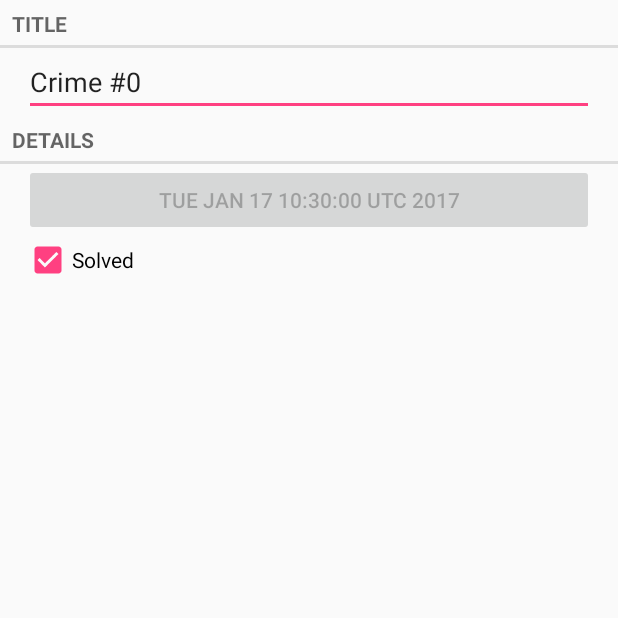
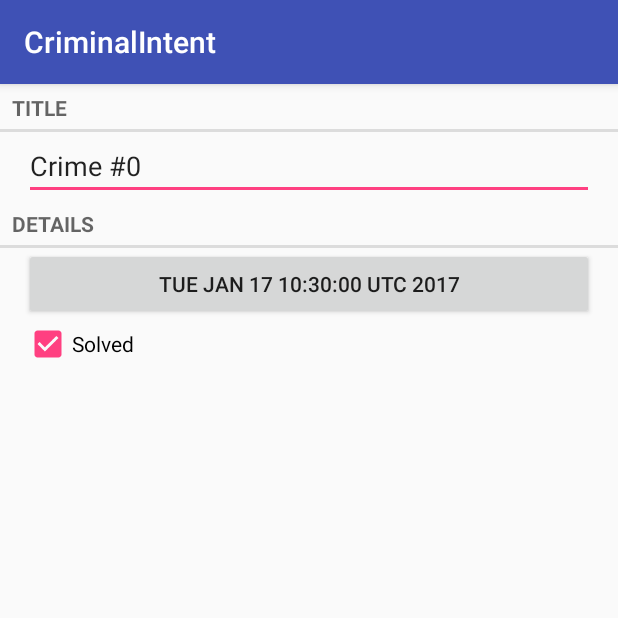
Before and after one commit to fshuchao/CriminalIntent, an Android app: the screen it shows after launch (CrimeActivity before the commit, CrimePagerActivity after it), after a tap on an icon or button, on a phone screen of 412 x 824 dp, the top half of it. Run offline under Robolectric (Android 15) with nearby library versions, the phone set to English and light mode, and no system bars.

```diff
--- a/app/src/main/AndroidManifest.xml
+++ b/app/src/main/AndroidManifest.xml
@@ -11,11 +11,11 @@
         <activity android:name=".CrimeListActivity">
             <intent-filter>
                 <action android:name="android.intent.action.MAIN"/>
+
                 <category android:name="android.intent.category.LAUNCHER"/>
             </intent-filter>
         </activity>
-        <activity android:name=".CrimeActivity">
-
+        <activity android:name=".CrimePagerActivity">
         </activity>
     </application>
 
--- a/app/src/main/java/com/fanshuchao/example/criminalintent/CrimeFragment.java
+++ b/app/src/main/java/com/fanshuchao/example/criminalintent/CrimeFragment.java
@@ -1,10 +1,14 @@
 package com.fanshuchao.example.criminalintent;
 
+import android.app.Activity;
+import android.content.Intent;
 import android.os.Bundle;
 import android.support.annotation.Nullable;
 import android.support.v4.app.Fragment;
+import android.support.v4.app.FragmentManager;
 import android.text.Editable;
 import android.text.TextWatcher;
+import android.util.Log;
 import android.view.LayoutInflater;
 import android.view.View;
 import android.view.ViewGroup;
@@ -13,6 +17,7 @@ import android.widget.CheckBox;
 import android.widget.CompoundButton;
 import android.widget.EditText;
 
+import java.util.Date;
 import java.util.UUID;
 
 /**
@@ -21,7 +26,10 @@ import java.util.UUID;
 
 public class CrimeFragment extends Fragment{
     private static final String ARG_CRIME_ID = "crime_id";
+    private static final String DIALOG_DATE = "DialogDate";
 
+    private static final int REQUEST_DATE = 0;
+    private static final String TAG = "CrimeFragment";
     private Crime mCrime;
     private EditText mTitleField;
     private Button mDateButton;
@@ -68,7 +76,15 @@ public class CrimeFragment extends Fragment{
         });
         mDateButton = (Button)v.findViewById(R.id.crime_date);
         mDateButton.setText(mCrime.getDate().toString());
-        mDateButton.setEnabled(false);
+        mDateButton.setOnClickListener(new View.OnClickListener(){
+            @Override
+            public void onClick(View v) {
+                FragmentManager manger = getFragmentManager();
+                DatePickerFragment dialog = DatePickerFragment.newInstance(mCrime.getDate());
+                dialog.setTargetFragment(CrimeFragment.this,REQUEST_DATE);
+                dialog.show(manger,DIALOG_DATE);
+            }
+        });
 
         mSolvedCheckBox = (CheckBox)v.findViewById(R.id.crime_solved);
         mSolvedCheckBox.setChecked(mCrime.isSolved());
@@ -82,4 +98,17 @@ public class CrimeFragment extends Fragment{
         return v;
     }
 
+    @Override
+    public void onActivityResult(int requestCode, int resultCode, Intent data) {
+
+        if(resultCode != Activity.RESULT_OK){
+            return;
+        }
+        if(requestCode == REQUEST_DATE){
+            Date date = (Date) data.getSerializableExtra(DatePickerFragment.EXTRA_DATE);
+            mCrime.setDate(date);
+            mDateButton.setText(mCrime.getDate().toString());
+
+        }
+    }
 }
--- a/app/src/main/java/com/fanshuchao/example/criminalintent/CrimeListFragment.java
+++ b/app/src/main/java/com/fanshuchao/example/criminalintent/CrimeListFragment.java
@@ -75,7 +75,7 @@ public class CrimeListFragment extends Fragment {
         public void onClick(View view) {
             //Toast.makeText(getActivity(),mCrime.getTitle()+" clicked",Toast.LENGTH_SHORT).show();
             //Intent intent = new Intent(getActivity(),CrimeActivity.class);
-            Intent intent = CrimeActivity.newIntent(getActivity(),mCrime.getId());
+            Intent intent = CrimePagerActivity.newIntent(getActivity(),mCrime.getId());
             startActivity(intent);
         }
     }
--- /dev/null
+++ b/app/src/main/java/com/fanshuchao/example/criminalintent/CrimePagerActivity.java
@@ -0,0 +1,57 @@
+package com.fanshuchao.example.criminalintent;
+
+import android.content.Context;
+import android.content.Intent;
+import android.support.v4.app.Fragment;
+import android.support.v4.app.FragmentManager;
+import android.support.v4.app.FragmentStatePagerAdapter;
+import android.support.v4.view.ViewPager;
+import android.support.v7.app.AppCompatActivity;
+import android.os.Bundle;
+
+import java.util.List;
+import java.util.UUID;
+
+public class CrimePagerActivity extends AppCompatActivity {
+
+    private static final String EXTRA_CRIME_ID = "com.fanshuchao.example.criminalintent.crime_id";
+
+    private ViewPager mViewPager;
+    private List<Crime> mCrimes;
+
+    public static Intent newIntent(Context packageContext, UUID crimeId){
+        Intent intent = new Intent(packageContext,CrimePagerActivity.class);
+        intent.putExtra(EXTRA_CRIME_ID,crimeId);
+        return intent;
+    }
+
+    @Override
+    protected void onCreate(Bundle savedInstanceState) {
+        super.onCreate(savedInstanceState);
+        setContentView(R.layout.activity_crime_pager);
+
+        UUID crimeId = (UUID)getIntent().getSerializableExtra(EXTRA_CRIME_ID);
+        mViewPager = (ViewPager)findViewById(R.id.activity_crime_pager_view_pager);
+
+        mCrimes = CrimeLab.get(this).getCrimes();
+        FragmentManager fragmentManager = getSupportFragmentManager();
+        mViewPager.setAdapter(new FragmentStatePagerAdapter(fragmentManager) {
+            @Override
+            public Fragment getItem(int position) {
+                Crime crime = mCrimes.get(position);
+                return CrimeFragment.newInstance(crime.getId());
+            }
+
+            @Override
+            public int getCount() {
+                return mCrimes.size();
+            }
+        });
+        for (int i =0;i<mCrimes.size();i++){
+            if(mCrimes.get(i).getId().equals(crimeId)){
+                mViewPager.setCurrentItem(i);
+                break;
+            }
+        }
+    }
+}
--- /dev/null
+++ b/app/src/main/res/layout/activity_crime_pager.xml
@@ -0,0 +1,11 @@
+<?xml version="1.0" encoding="utf-8"?>
+<android.support.v4.view.ViewPager
+    xmlns:android="http://schemas.android.com/apk/res/android"
+    xmlns:tools="http://schemas.android.com/tools"
+    android:id="@+id/activity_crime_pager_view_pager"
+    android:layout_width="match_parent"
+    android:layout_height="match_parent"
+
+    tools:context="com.fanshuchao.example.criminalintent.CrimePagerActivity">
+
+</android.support.v4.view.ViewPager>
--- a/app/src/main/res/values/strings.xml
+++ b/app/src/main/res/values/strings.xml
@@ -4,5 +4,6 @@
     <string name="crime_title_label">Title</string>
     <string name="crime_details_label">Details</string>
     <string name="crime_solved_label">Solved</string>
+    <string name="date_picker_title">Date of Crime:</string>
 
 </resources>
```
Also changed, not shown: app/src/main/java/com/fanshuchao/example/criminalintent/DatePickerFragment.java (added, +83 -0 lines), app/src/main/res/layout/dialog_date.xml (added, +10 -0 lines).
